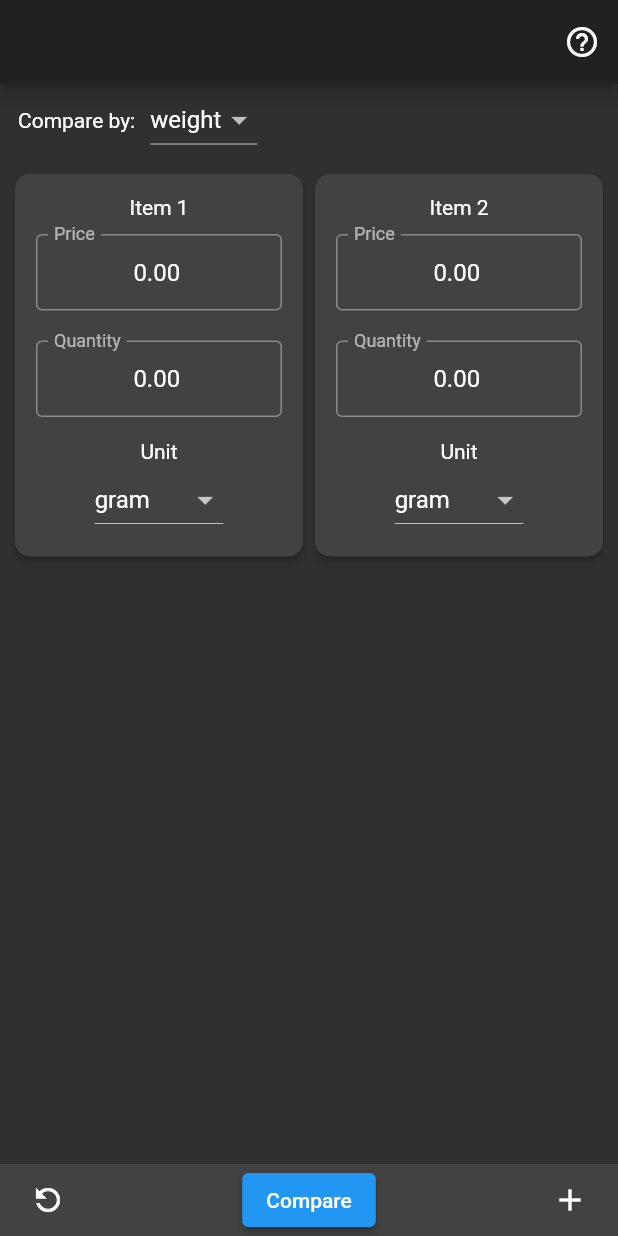
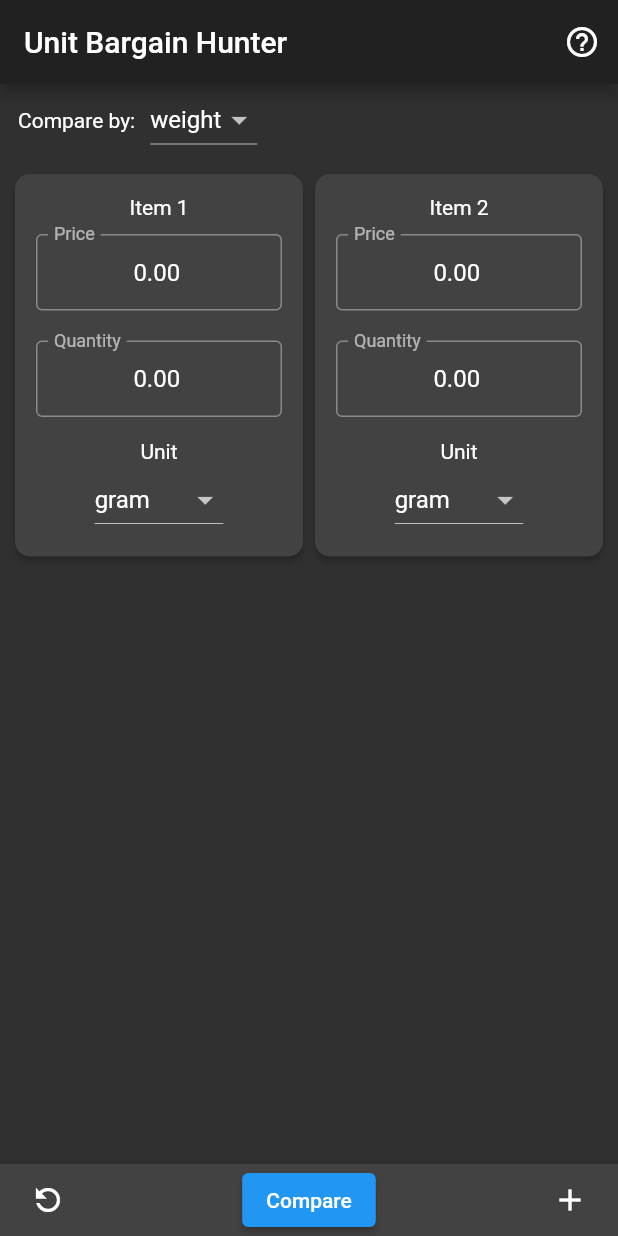
Before and after one commit to Merrit/unit_bargain_hunter, a Flutter app: the screen it shows after launch, on a phone screen of 412 x 824 dp. Run offline on Flutter 3.47's test engine with Material 2 defaults, Android fonts, the phone set to English and light mode, and no system bars; our stand-ins replace bloc, equatable, flutter_bloc.

Commit message:
Add title

```diff
--- a/lib/presentation/calculator/pages/calculator_page.dart
+++ b/lib/presentation/calculator/pages/calculator_page.dart
@@ -27,6 +27,7 @@ class _AppBar extends StatelessWidget implements PreferredSizeWidget {
   @override
   Widget build(BuildContext context) {
     return AppBar(
+      title: Text('Unit Bargain Hunter'),
       actions: [
         IconButton(
           onPressed: () {},
```
